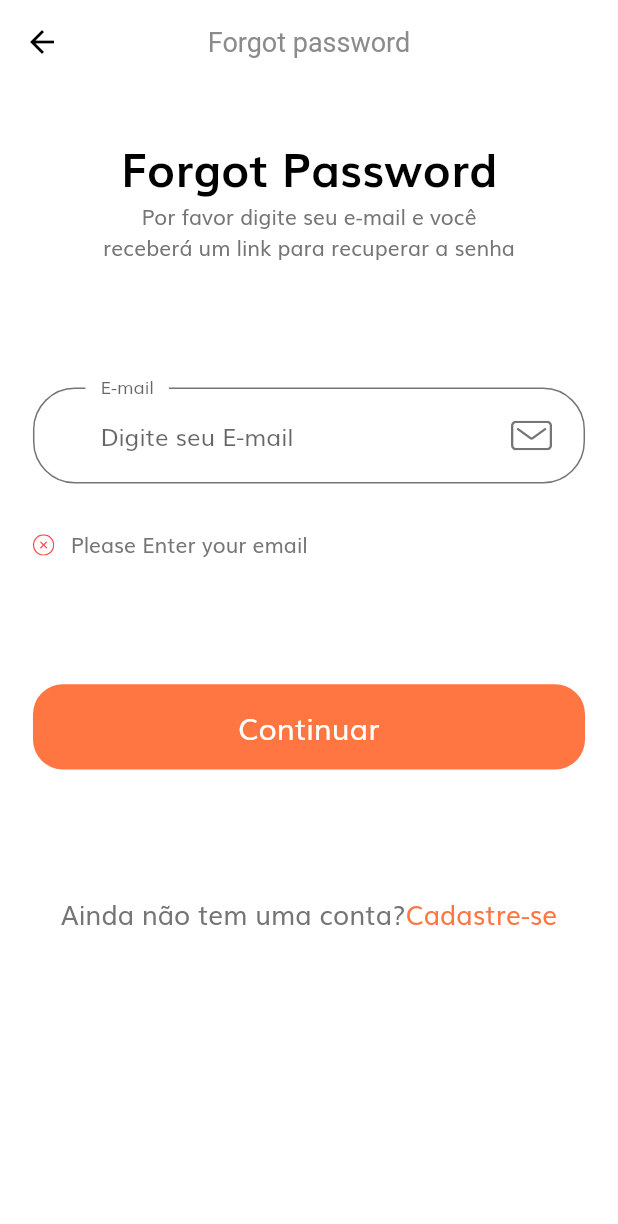
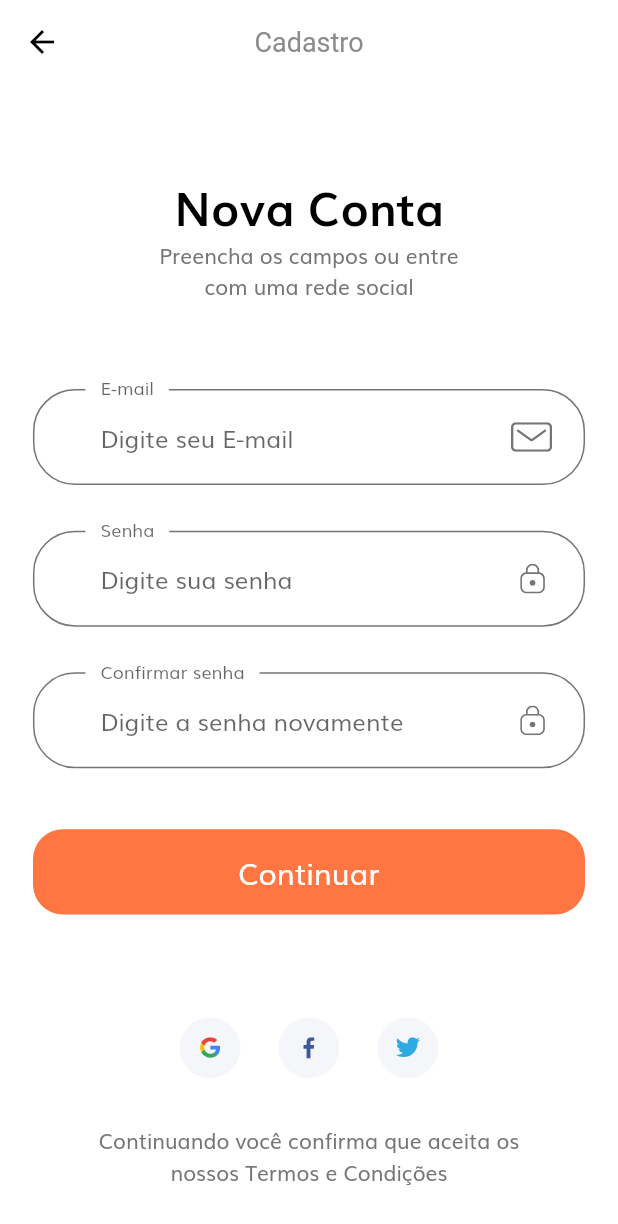
Before and after one commit to anotherjemluz/flutter-ecommerce, a Flutter app: the ForgotPasswordScreen screen opened by its route, after a tap on "Continuar", after a tap on "Cadastre-se", on a phone screen of 412 x 824 dp. Shown: the top 1224 px of the screen. Run offline on Flutter 3.47's test engine with Material 2 defaults, Android fonts, the light colour scheme and no system bars; our stand-ins replace flutter_svg.

Commit message:
sign up e otp auth screens

```diff
--- a/lib/components/no_account_text.dart
+++ b/lib/components/no_account_text.dart
@@ -1,4 +1,4 @@
-import 'package:ecommerce/screens/forgot_password/forgot_password_screen.dart';
+import 'package:ecommerce/screens/sign_up/sign_up_screen.dart';
 import 'package:flutter/material.dart';
 
 import '../constants.dart';
@@ -19,7 +19,7 @@ class NoAccountText extends StatelessWidget {
           style: TextStyle(fontSize: getProportionateScreenWidth(16)),
         ),
         GestureDetector(
-          onTap: () {},
+          onTap: () => Navigator.pushNamed(context, SignUpScreen.routeName),
           child: Text(
             'Cadastre-se',
             style: TextStyle(
--- a/lib/constants.dart
+++ b/lib/constants.dart
@@ -25,14 +25,14 @@ const defaultDuration = Duration(milliseconds: 250);
 // Form Error
 final RegExp emailValidatorRegExp =
     RegExp(r"^[a-zA-Z0-9.]+@[a-zA-Z0-9]+\.[a-zA-Z]+");
-const String kEmailNullError = "Please Enter your email";
-const String kInvalidEmailError = "Please Enter Valid Email";
-const String kPassNullError = "Please Enter your password";
-const String kShortPassError = "Password is too short";
-const String kMatchPassError = "Passwords don't match";
-const String kNamelNullError = "Please Enter your name";
-const String kPhoneNumberNullError = "Please Enter your phone number";
-const String kAddressNullError = "Please Enter your address";
+const String kEmailNullError = "Preencha o e-mail";
+const String kInvalidEmailError = "Insira um e-mail válido";
+const String kPassNullError = "Preencha a senha";
+const String kShortPassError = "Senha muito pequena";
+const String kMatchPassError = "Senhas não conferem";
+const String kNamelNullError = "Preencha o nome";
+const String kPhoneNumberNullError = "Preencha o telefone";
+const String kAddressNullError = "Preencha o endereço";
 
 final otpInputDecoration = InputDecoration(
   contentPadding:
--- a/lib/routes.dart
+++ b/lib/routes.dart
@@ -1,6 +1,9 @@
+import 'package:ecommerce/screens/complete_profile/complete_profile_screen.dart';
 import 'package:ecommerce/screens/forgot_password/forgot_password_screen.dart';
 import 'package:ecommerce/screens/login_sucess/login_sucess_screen.dart';
+import 'package:ecommerce/screens/otp/otp_screen.dart';
 import 'package:ecommerce/screens/sign_in/sign_in_screen.dart';
+import 'package:ecommerce/screens/sign_up/sign_up_screen.dart';
 import 'package:ecommerce/screens/splash/splash_screen.dart';
 import 'package:flutter/widgets.dart';
 
@@ -9,4 +12,7 @@ final Map<String, WidgetBuilder> routes = {
   SignInScreen.routeName: (context) => SignInScreen(),
   ForgotPasswordScreen.routeName: (context) => ForgotPasswordScreen(),
   LoginSucessScreen.routeName: (context) => LoginSucessScreen(),
+  SignUpScreen.routeName: (context) => SignUpScreen(),
+  CompleteProfileScreen.routeName: (context) => CompleteProfileScreen(),
+  OtpScreen.routeName: (context) => OtpScreen(),
 };
--- /dev/null
+++ b/lib/screens/sign_up/components/body.dart
@@ -0,0 +1,59 @@
+import 'package:ecommerce/components/social_card.dart';
+import 'package:ecommerce/constants.dart';
+import 'package:ecommerce/size_config.dart';
+import 'package:flutter/material.dart';
+
+import 'sign_up_form.dart';
+
+class Body extends StatelessWidget {
+  @override
+  Widget build(BuildContext context) {
+    return SizedBox(
+      width: double.infinity,
+      child: Padding(
+        padding:
+            EdgeInsets.symmetric(horizontal: getProportionateScreenWidth(20)),
+        child: SingleChildScrollView(
+          child: Column(
+            children: <Widget>[
+              SizedBox(height: SizeConfig.screenHeight * 0.07),
+              Text(
+                'Nova Conta',
+                style: headingStyle,
+              ),
+              Text(
+                'Preencha os campos ou entre \ncom uma rede social',
+                textAlign: TextAlign.center,
+              ),
+              SizedBox(height: SizeConfig.screenHeight * 0.07),
+              SignUpForm(),
+              SizedBox(height: SizeConfig.screenHeight * 0.07),
+              Row(
+                mainAxisAlignment: MainAxisAlignment.center,
+                children: <Widget>[
+                  SocialCard(
+                    icon: 'assets/icons/google-icon.svg',
+                    onPressed: () {},
+                  ),
+                  SocialCard(
+                    icon: 'assets/icons/facebook-2.svg',
+                    onPressed: () {},
+                  ),
+                  SocialCard(
+                    icon: 'assets/icons/twitter.svg',
+                    onPressed: () {},
+                  ),
+                ],
+              ),
+              SizedBox(height: getProportionateScreenHeight(20)),
+              Text(
+                'Continuando você confirma que aceita os \nnossos Termos e Condições',
+                textAlign: TextAlign.center,
+              )
+            ],
+          ),
+        ),
+      ),
+    );
+  }
+}
--- /dev/null
+++ b/lib/screens/sign_up/components/sign_up_form.dart
@@ -0,0 +1,178 @@
+import 'package:ecommerce/components/custom_suffix_icon.dart';
+import 'package:ecommerce/components/default_button.dart';
+import 'package:ecommerce/components/form_error.dart';
+import 'package:ecommerce/screens/complete_profile/complete_profile_screen.dart';
+import 'package:flutter/material.dart';
+
+import '../../../constants.dart';
+import '../../../size_config.dart';
+
+class SignUpForm extends StatefulWidget {
+  @override
+  _SignUpFormState createState() => _SignUpFormState();
+}
+
+class _SignUpFormState extends State<SignUpForm> {
+  final _formKey = GlobalKey<FormState>();
+  final List<String> errors = [];
+
+  String email, password, confirm_password;
+
+  // email
+  String emailValidator(String value) {
+    if (value.isEmpty && !errors.contains(kEmailNullError)) {
+      setState(() {
+        errors.add(kEmailNullError);
+      });
+      return '';
+    } else if (!emailValidatorRegExp.hasMatch(value) &&
+        !errors.contains(kInvalidEmailError)) {
+      setState(() {
+        errors.add(kInvalidEmailError);
+      });
+      return '';
+    }
+
+    return null;
+  }
+
+  String emailOnChanged(String value) {
+    if (value.isNotEmpty && errors.contains(kEmailNullError)) {
+      setState(() {
+        errors.remove(kEmailNullError);
+      });
+    } else if (emailValidatorRegExp.hasMatch(value) &&
+        errors.contains(kInvalidEmailError)) {
+      setState(() {
+        errors.remove(kInvalidEmailError);
+      });
+    }
+
+    return null;
+  }
+
+  TextFormField buildEmailFormField() {
+    return TextFormField(
+      keyboardType: TextInputType.emailAddress,
+      onSaved: (newValue) => email = newValue,
+      onChanged: (value) => emailOnChanged(value),
+      validator: (value) => emailValidator(value),
+      decoration: InputDecoration(
+        labelText: "E-mail",
+        hintText: "Digite seu E-mail",
+        floatingLabelBehavior: FloatingLabelBehavior.always,
+        suffixIcon: CustomSuffixIcon(svgIcon: 'assets/icons/Mail.svg'),
+      ),
+    );
+  }
+
+  // pass
+  String passValidator(String value) {
+    if (value.isEmpty && !errors.contains(kPassNullError)) {
+      setState(() {
+        errors.add(kPassNullError);
+      });
+      return '';
+    } else if (value.length < 8 && !errors.contains(kShortPassError)) {
+      setState(() {
+        errors.add(kShortPassError);
+      });
+      return '';
+    }
+
+    return null;
+  }
+
+  String passOnChanged(String value) {
+    if (value.isNotEmpty && errors.contains(kPassNullError)) {
+      setState(() {
+        errors.remove(kPassNullError);
+      });
+    } else if (value.length > 8 && errors.contains(kShortPassError)) {
+      setState(() {
+        errors.remove(kShortPassError);
+      });
+    }
+    password = value;
+    return null;
+  }
+
+  TextFormField buildPassFormField() {
+    return TextFormField(
+      obscureText: true,
+      validator: (value) => passValidator(value),
+      onChanged: (value) => passOnChanged(value),
+      onSaved: (newValue) => password = newValue,
+      decoration: InputDecoration(
+        labelText: "Senha",
+        hintText: "Digite sua senha",
+        floatingLabelBehavior: FloatingLabelBehavior.always,
+        suffixIcon: CustomSuffixIcon(svgIcon: 'assets/icons/Lock.svg'),
+      ),
+    );
+  }
+
+  // confirm pass
+  String passConfirmValidator(String value) {
+    if (value.isEmpty) {
+      return '';
+    } else if (password != value && !errors.contains(kMatchPassError)) {
+      setState(() {
+        errors.add(kMatchPassError);
+      });
+      return '';
+    }
+
+    return null;
+  }
+
+  String passConfirmOnChanged(String value) {
+    if (password == value) {
+      setState(() {
+        errors.remove(kMatchPassError);
+      });
+    }
+    return null;
+  }
+
+  TextFormField buildPassConfirmFormField() {
+    return TextFormField(
+      obscureText: true,
+      validator: (value) => passConfirmValidator(value),
+      onChanged: (value) => passOnChanged(value),
+      onSaved: (newValue) => confirm_password = newValue,
+      decoration: InputDecoration(
+        labelText: "Confirmar senha",
+        hintText: "Digite a senha novamente",
+        floatingLabelBehavior: FloatingLabelBehavior.always,
+        suffixIcon: CustomSuffixIcon(svgIcon: 'assets/icons/Lock.svg'),
+      ),
+    );
+  }
+
+  @override
+  Widget build(BuildContext context) {
+    return Form(
+      key: _formKey,
+      child: Column(
+        children: <Widget>[
+          buildEmailFormField(),
+          SizedBox(height: getProportionateScreenHeight(30)),
+          buildPassFormField(),
+          SizedBox(height: getProportionateScreenHeight(30)),
+          buildPassConfirmFormField(),
+          FormError(errors: errors),
+          SizedBox(height: getProportionateScreenHeight(40)),
+          DefaultButton(
+            text: 'Continuar',
+            onPressed: () {
+              if (_formKey.currentState.validate()) {
+                Navigator.pushNamed(context, CompleteProfileScreen.routeName);
+              }
+            },
+          )
+        ],
+      ),
+    );
+  }
+}
--- /dev/null
+++ b/lib/screens/sign_up/sign_up_screen.dart
@@ -0,0 +1,16 @@
+import 'package:flutter/material.dart';
+
+import 'components/body.dart';
+
+class SignUpScreen extends StatelessWidget {
+  static String routeName = '/sign_up';
+  @override
+  Widget build(BuildContext context) {
+    return Scaffold(
+      appBar: AppBar(
+        title: Text('Cadastro'),
+      ),
+      body: Body(),
+    );
+  }
+}
```
Also changed, not shown: lib/screens/complete_profile/complete_profile_screen.dart (added, +16 -0 lines), lib/screens/complete_profile/components/body.dart (added, +55 -0 lines), lib/screens/complete_profile/components/complete_profile_form.dart (added, +176 -0 lines), lib/screens/otp/components/body.dart (added, +59 -0 lines), lib/screens/otp/components/otp_form.dart (added, +118 -0 lines), lib/screens/otp/otp_screen.dart (added, +17 -0 lines).
